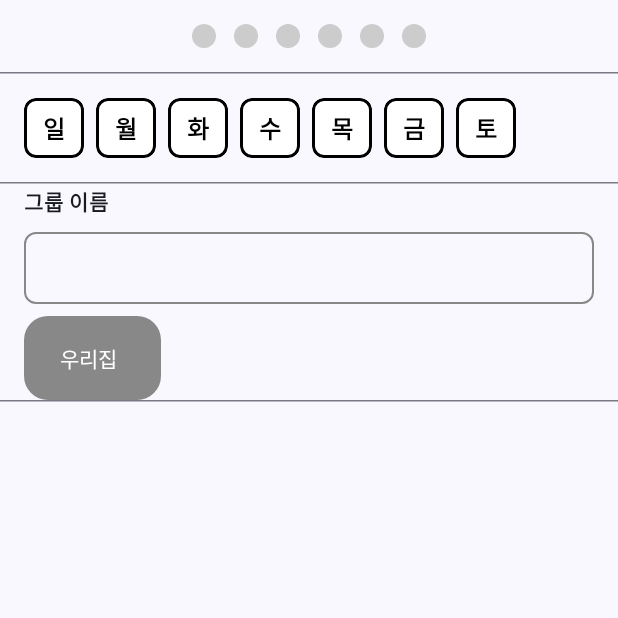
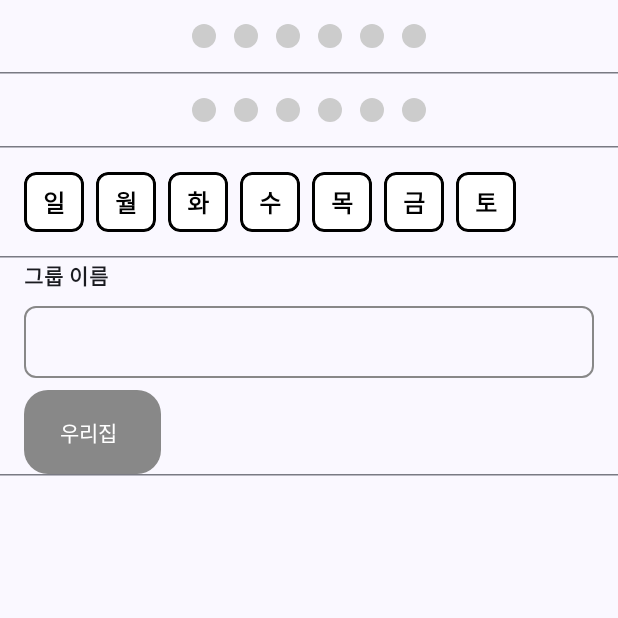
Before and after one commit to BWooRam/ComposeLayoutTest, an Android app built with Jetpack Compose: the screen it shows after launch (CustomUiTestActivity), on a phone screen of 412 x 824 dp, the top half of it. Run offline under Robolectric (Android 15) with nearby library versions, the phone set to English and light mode, and no system bars.

Commit message:
1. 테스트 UI 추가 2. PasswordInputField2 코드 추가

```diff
--- a/app/build.gradle.kts
+++ b/app/build.gradle.kts
@@ -27,6 +27,10 @@ android {
                 getDefaultProguardFile("proguard-android-optimize.txt"),
                 "proguard-rules.pro"
             )
+            buildConfigField("boolean", "DEBUG", "false")
+        }
+        debug {
+            buildConfigField("boolean", "DEBUG", "true")
         }
     }
     compileOptions {
@@ -38,6 +42,7 @@ android {
     }
     buildFeatures {
         compose = true
+        buildConfig = true
     }
     composeOptions {
         kotlinCompilerExtensionVersion = "1.5.1"
--- a/app/src/main/java/com/hyundaiht/composelayouttest/CustomUiTestActivity.kt
+++ b/app/src/main/java/com/hyundaiht/composelayouttest/CustomUiTestActivity.kt
@@ -19,6 +19,7 @@ import androidx.compose.runtime.setValue
 import androidx.compose.ui.Modifier
 import com.hyundaiht.composelayouttest.ui.InputAndSelectTagScreen
 import com.hyundaiht.composelayouttest.ui.PasswordDotsInputField
+import com.hyundaiht.composelayouttest.ui.PasswordInputField2
 import com.hyundaiht.composelayouttest.ui.WeekdaySelectorScreen
 import com.hyundaiht.composelayouttest.ui.theme.ComposeUiTestTheme
 
@@ -39,7 +40,7 @@ class CustomUiTestActivity : ComponentActivity() {
                     ) {
                         //테스트 필요 - 회전, 생명주기 등..
 
-                        //비밀번호 입력 UI
+                        //비밀번호 입력 UI - 1
                         var rememberPassword by remember { mutableStateOf("") }
                         PasswordDotsInputField(
                             password = rememberPassword,
@@ -49,6 +50,16 @@ class CustomUiTestActivity : ComponentActivity() {
                                 rememberPassword = it
                             }
                         )
+                        HorizontalDivider()
+
+                        //비밀번호 입력 UI - 2
+                        PasswordInputField2(
+                            password = rememberPassword,
+                            dotLength = 6,
+                            onInputPassword = {
+                                Log.d(tag, "PasswordInputField2 onPasswordChange password = $it")
+                                rememberPassword = it
+                            })
                         HorizontalDivider()
 
                         //요일 선택 UI
--- a/app/src/main/java/com/hyundaiht/composelayouttest/ui/Chip.kt
+++ b/app/src/main/java/com/hyundaiht/composelayouttest/ui/Chip.kt
@@ -20,7 +20,10 @@ import androidx.compose.runtime.Composable
 import androidx.compose.ui.Alignment
 import androidx.compose.ui.Modifier
 import androidx.compose.ui.graphics.Color
+import androidx.compose.ui.semantics.contentDescription
+import androidx.compose.ui.semantics.semantics
 import androidx.compose.ui.unit.dp
+
 
 @Composable
 fun Chip(
@@ -36,14 +39,30 @@ fun Chip(
             .padding(horizontal = 12.dp, vertical = 4.dp)
     ) {
         Row(verticalAlignment = Alignment.CenterVertically) {
-            TextButton(onClick = { onClick?.invoke(text) }, modifier = Modifier.wrapContentSize()) {
-                Text(text = text, color = Color.White)
+            TextButton(
+                onClick = { onClick?.invoke(text) },
+                modifier = Modifier
+                    .wrapContentSize()
+                    .debugSemantics {
+                        contentDescription = "ChipOnClickButton"
+                    }) {
+                Text(
+                    modifier = Modifier.debugSemantics { contentDescription = "ChipText" },
+                    text = text,
+                    color = Color.White
+                )
             }
             Spacer(modifier = Modifier.width(4.dp))
 
             if (onRemove != null) {
-                IconButton(onClick = { onRemove.invoke(text) }, modifier = Modifier.size(16.dp)) {
-                    Icon(Icons.Default.Close, contentDescription = "Remove tag", tint = Color.White)
+                IconButton(
+                    onClick = { onRemove.invoke(text) },
+                    modifier = Modifier
+                        .size(16.dp)
+                        .debugSemantics {
+                            contentDescription = "ChipOnRemoveButton"
+                        }) {
+                    Icon(Icons.Default.Close, contentDescription = "ChipRemoveIcon", tint = Color.White)
                 }
             }
         }
--- /dev/null
+++ b/app/src/main/java/com/hyundaiht/composelayouttest/ui/Extensions.kt
@@ -0,0 +1,21 @@
+package com.hyundaiht.composelayouttest.ui
+
+import android.annotation.SuppressLint
+import androidx.compose.ui.Modifier
+import androidx.compose.ui.semantics.SemanticsPropertyReceiver
+import androidx.compose.ui.semantics.semantics
+import com.hyundaiht.composelayouttest.BuildConfig
+
+
+@SuppressLint("SuspiciousModifierThen")
+fun Modifier.debugSemantics(
+    mergeDescendants: Boolean = false,
+    properties: (SemanticsPropertyReceiver.() -> Unit)
+): Modifier = if (BuildConfig.DEBUG) {
+    this then semantics(
+        mergeDescendants = mergeDescendants,
+        properties = properties
+    )
+} else {
+    this
+}
--- a/app/src/main/java/com/hyundaiht/composelayouttest/ui/PasswordDotsInputField.kt
+++ b/app/src/main/java/com/hyundaiht/composelayouttest/ui/PasswordDotsInputField.kt
@@ -1,12 +1,12 @@
 package com.hyundaiht.composelayouttest.ui
 
+import android.util.Log
 import androidx.compose.foundation.background
 import androidx.compose.foundation.layout.Arrangement
 import androidx.compose.foundation.layout.Box
 import androidx.compose.foundation.layout.Row
 import androidx.compose.foundation.layout.fillMaxSize
 import androidx.compose.foundation.layout.fillMaxWidth
-import androidx.compose.foundation.layout.height
 import androidx.compose.foundation.layout.padding
 import androidx.compose.foundation.layout.size
 import androidx.compose.foundation.layout.wrapContentHeight
@@ -14,11 +14,17 @@ import androidx.compose.foundation.shape.CircleShape
 import androidx.compose.foundation.text.BasicTextField
 import androidx.compose.foundation.text.KeyboardOptions
 import androidx.compose.runtime.Composable
+import androidx.compose.runtime.getValue
+import androidx.compose.runtime.mutableStateOf
+import androidx.compose.runtime.remember
+import androidx.compose.runtime.setValue
 import androidx.compose.ui.Alignment
 import androidx.compose.ui.Modifier
 import androidx.compose.ui.draw.alpha
 import androidx.compose.ui.draw.clip
 import androidx.compose.ui.graphics.Color
+import androidx.compose.ui.semantics.contentDescription
+import androidx.compose.ui.semantics.onClick
 import androidx.compose.ui.text.input.KeyboardType
 import androidx.compose.ui.text.input.PasswordVisualTransformation
 import androidx.compose.ui.unit.Dp
@@ -45,7 +51,10 @@ fun PasswordDotsInputField(
         Row(
             modifier = Modifier
                 .fillMaxSize()
-                .align(Alignment.Center),
+                .align(Alignment.Center)
+                .debugSemantics {
+                    contentDescription = "PasswordDotRow"
+                },
             horizontalArrangement = Arrangement.spacedBy(dotSpaceBy, Alignment.CenterHorizontally),
             verticalAlignment = Alignment.CenterVertically
         ) {
@@ -55,6 +64,10 @@ fun PasswordDotsInputField(
                         .size(dotSize) // 원 크기
                         .clip(CircleShape)
                         .background(if (index < password.length) activateDotColor else defaultDotColor)
+                        .debugSemantics {
+                            contentDescription = "PasswordDot$index"
+                            onClick(label = "PasswordDotOnClick", action = { return@onClick false })
+                        }
                 )
             }
         }
@@ -68,6 +81,62 @@ fun PasswordDotsInputField(
             modifier = Modifier
                 .fillMaxSize()
                 .alpha(0f) // 완전 투명하게 숨김
+                .debugSemantics {
+                    contentDescription = "PasswordTextField"
+                },
+            singleLine = true
         )
     }
 }
+
+@Composable
+fun PasswordInputField2(
+    password: String,
+    dotLength: Int = 6,
+    onInputPassword: (String) -> Unit,
+    dotSize: Dp = 16.dp,
+    dotSpaceBy: Dp = 12.dp,
+    defaultDotColor: Color = Color.LightGray,
+    activateDotColor: Color = Color.Gray,
+) {
+    BasicTextField(
+        value = password,
+        onValueChange = {
+            Log.d("PasswordInputField", "onValueChange password = $password")
+            if (it.length <= dotLength) onInputPassword.invoke(it)
+        },
+        keyboardOptions = KeyboardOptions.Default.copy(keyboardType = KeyboardType.NumberPassword),
+        decorationBox = { innerTextField ->
+            Row(
+                horizontalArrangement = Arrangement.spacedBy(
+                    space = dotSpaceBy,
+                    alignment = Alignment.CenterHorizontally
+                ),
+                verticalAlignment = Alignment.CenterVertically,
+                modifier = Modifier
+                    .fillMaxWidth()
+                    .padding(16.dp)
+                    .debugSemantics {
+                        contentDescription = "PasswordDotRow"
+                    },
+            ) {
+                for (index in 0 until dotLength) {
+                    Box(
+                        modifier = Modifier
+                            .size(dotSize)
+                            .background(
+                                color = if (index < password.length) activateDotColor else defaultDotColor,
+                                shape = CircleShape
+                            ).debugSemantics {
+                                contentDescription = "PasswordDot$index"
+                            },
+                    )
+                }
+            }
+        },
+        modifier = Modifier
+            .fillMaxWidth()
+            .wrapContentHeight(),
+        singleLine = true
+    )
+}
```
